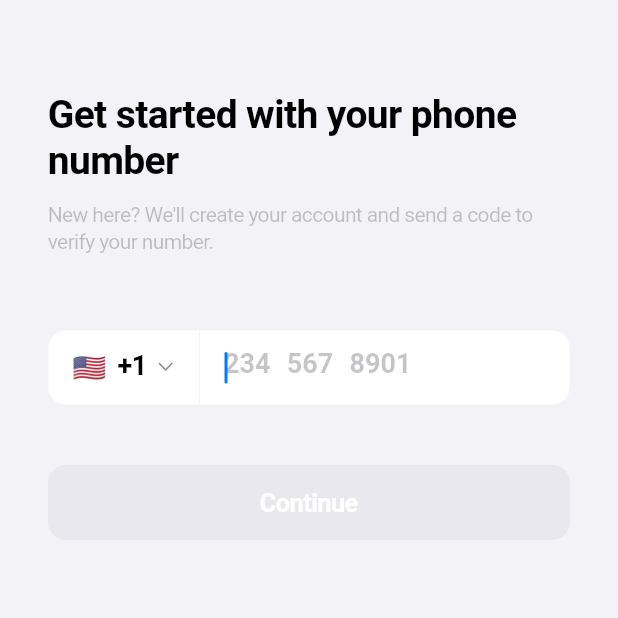
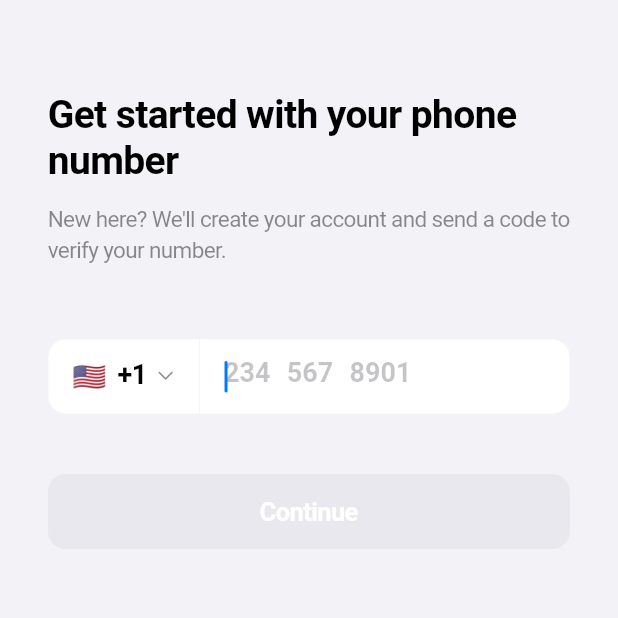
Before and after one commit to 0xjeffro/Signal, a Flutter app: the LoginPage screen opened directly, on a phone screen of 412 x 824 dp, the top half of it. Run offline on Flutter 3.47's test engine with Material 3 defaults, Android fonts, the phone set to English and light mode, and no system bars; our stand-ins replace flutter_svg.

Commit message:
Refine login page UI with improved text styles and placeholder handling
- Enhanced the text span for input placeholders to achieve a true transparent effect using the input field's background color.
- Updated text styles for better readability, including increased font size and adjusted color for improved contrast in different brightness settings.
- Modified the height and weight of the informational text for a more polished appearance.

```diff
--- a/signal_app/lib/pages/login_page.dart
+++ b/signal_app/lib/pages/login_page.dart
@@ -649,12 +649,15 @@ class _LoginPageState extends State<LoginPage> {
         spans.add(TextSpan(text: ' '));
       } else {
         if (inputDigitIndex < digitsOnly.length) {
-          // 已输入的位置用透明文字占位
+          // 已输入的位置用输入框背景色占位，实现真正的透明效果
           spans.add(
             TextSpan(
               text: fullPlaceholder[i],
               style: TextStyle(
-                color: CupertinoColors.systemBackground.resolveFrom(context),
+                color:
+                    MediaQuery.of(context).platformBrightness == Brightness.dark
+                    ? CupertinoColors.systemGrey6.resolveFrom(context)
+                    : CupertinoColors.white,
               ),
             ),
           );
@@ -742,9 +745,10 @@ class _LoginPageState extends State<LoginPage> {
                 Text(
                   'New here? We\'ll create your account and send a code to verify your number.',
                   style: TextStyle(
-                    fontSize: 14,
-                    color: CupertinoColors.tertiaryLabel.resolveFrom(context),
-                    height: 1.3,
+                    fontSize: 15,
+                    color: CupertinoColors.secondaryLabel.resolveFrom(context),
+                    height: 1.4,
+                    fontWeight: FontWeight.w400,
                   ),
                 ),
 
```
